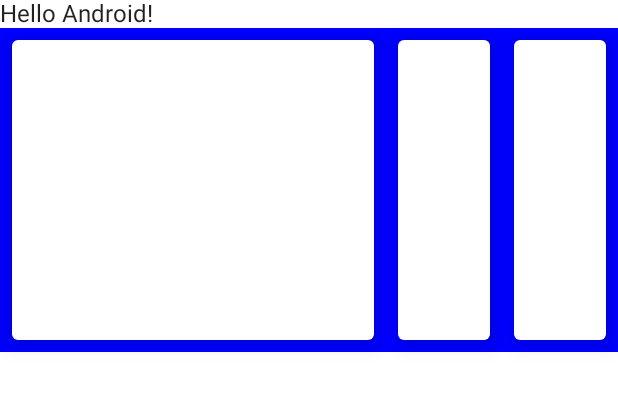
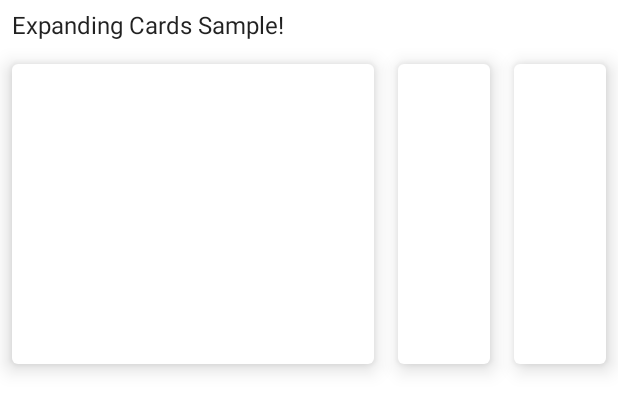
Before and after one commit to ch8n/Expanding-Cards-Compose, an Android app built with Jetpack Compose: the @Preview function DefaultPreview, on a phone screen of 412 x 824 dp. Shown: the top 412 px of the screen. Run offline under Robolectric (Android 15) with nearby library versions, the phone set to English and light mode, and no system bars; our stand-ins replace Picasso; libraries missing offline, so code that uses them is left out: androidx.ui.tooling; pictures from the network do not load; 1 statement that could not run was skipped.

Commit message:
:lipstick: fixed ui

```diff
--- a/app/src/main/java/sample/ch8n/expandingcards/MainActivity.kt
+++ b/app/src/main/java/sample/ch8n/expandingcards/MainActivity.kt
@@ -3,95 +3,49 @@
 import android.os.Bundle
 import androidx.appcompat.app.AppCompatActivity
 import androidx.compose.animation.ExperimentalAnimationApi
-import androidx.compose.foundation.background
-import androidx.compose.foundation.clickable
 import androidx.compose.foundation.layout.*
 import androidx.compose.material.MaterialTheme
 import androidx.compose.material.Surface
 import androidx.compose.material.Text
 import androidx.compose.runtime.*
 import androidx.compose.ui.Modifier
-import androidx.compose.ui.graphics.Color
 import androidx.compose.ui.platform.setContent
+import androidx.compose.ui.unit.dp
 import androidx.ui.tooling.preview.Preview
 import kotlinx.coroutines.ExperimentalCoroutinesApi
-import sample.ch8n.expandingcards.component.CardComponent
+import sample.ch8n.expandingcards.component.ExpandingCardComponent
 import sample.ch8n.expandingcards.ui.ExpandingCardsTheme
 
 class MainActivity : AppCompatActivity() {
-    @ExperimentalAnimationApi
+
     override fun onCreate(savedInstanceState: Bundle?) {
         super.onCreate(savedInstanceState)
         setContent {
-            ExpandingCardsTheme {
+            ExpandingCardsTheme(darkTheme = true) {
                 // A surface container using the 'background' color from the theme
                 Surface(color = MaterialTheme.colors.background) {
-                    Greeting("Android")
+                    SampleView()
                 }
             }
         }
     }
 }
 
-
-@ExperimentalAnimationApi
-@ExperimentalCoroutinesApi
 @Composable
-fun Greeting(name: String) {
+fun SampleView() {
     Column(modifier = Modifier.fillMaxSize()) {
-        Text(text = "Hello $name!")
-
-        var expandedPosition by remember { mutableStateOf(1) }
-
-
-        Row(
-            modifier = Modifier
-                .fillMaxWidth()
-                .background(Color.Blue)
-        ) {
-
-            Box(
-                modifier = Modifier
-                    .weight(if (expandedPosition == 1) 1f else 0.3f, fill = false)
-                    .clickable(onClick = {
-                        expandedPosition = 1
-                    })
-            ) {
-                CardComponent(expandedPosition == 1)
-            }
-
-            Box(
-                modifier = Modifier
-                    .weight(if (expandedPosition == 2) 1f else 0.3f, fill = false)
-                    .clickable(onClick = {
-                        expandedPosition = 2
-                    })
-            ) {
-                CardComponent(expandedPosition == 2)
-            }
-
-            Box(
-                modifier = Modifier
-                    .weight(if (expandedPosition == 3) 1f else 0.3f, fill = false)
-                    .clickable(onClick = {
-                        expandedPosition = 3
-                    })
-            ) {
-                CardComponent(expandedPosition == 3)
-            }
-        }
-
+        Text(
+            text = "Expanding Cards Sample!",
+            modifier = Modifier.padding(8.dp)
+        )
+        ExpandingCardComponent()
     }
-
 }
 
-@ExperimentalAnimationApi
 @Preview(showBackground = true, widthDp = 400, heightDp = 600)
 @Composable
 fun DefaultPreview() {
     ExpandingCardsTheme {
-        Greeting("Android")
-
-
+        SampleView()
     }
 }
--- a/app/src/main/java/sample/ch8n/expandingcards/component/card.kt
+++ b/app/src/main/java/sample/ch8n/expandingcards/component/CardComponent.kt
@@ -1,32 +1,25 @@
 package sample.ch8n.expandingcards.component
 
 
-import androidx.compose.animation.AnimatedVisibility
-import androidx.compose.animation.ExperimentalAnimationApi
 import androidx.compose.foundation.Image
-import androidx.compose.foundation.clickable
 import androidx.compose.foundation.layout.*
 import androidx.compose.material.Card
 import androidx.compose.material.Text
 import androidx.compose.runtime.Composable
-import androidx.compose.runtime.mutableStateOf
 import androidx.compose.runtime.remember
-import androidx.compose.runtime.getValue
-import androidx.compose.runtime.setValue
 import androidx.compose.ui.Alignment
 import androidx.compose.ui.Modifier
 import androidx.compose.ui.graphics.Color
-import androidx.compose.ui.graphics.asImageAsset
 import androidx.compose.ui.graphics.asImageBitmap
 import androidx.compose.ui.layout.ContentScale
 import androidx.compose.ui.unit.dp
-import androidx.ui.tooling.preview.Preview
 import sample.ch8n.expandingcards.R
+import sample.ch8n.expandingcards.ui.getRandomSample
+import sample.ch8n.expandingcards.ui.loadImage
 
-@ExperimentalAnimationApi
+
 @Composable
 fun CardComponent(isExpanded: Boolean) {
-
 
     Card(
         modifier = Modifier.padding(8.dp),
@@ -37,7 +30,7 @@
             modifier = Modifier.fillMaxWidth().height(200.dp)
         ) {
 
-            val (userName, imageUrl) = getRandomSample()
+            val (userName, imageUrl) = remember { getRandomSample() }
 
             loadImage(
                 url = imageUrl,
--- /dev/null
+++ b/app/src/main/java/sample/ch8n/expandingcards/component/ExpandingCardComponent.kt
@@ -0,0 +1,52 @@
+package sample.ch8n.expandingcards.component
+
+import androidx.compose.foundation.background
+import androidx.compose.foundation.clickable
+import androidx.compose.foundation.layout.Box
+import androidx.compose.foundation.layout.Row
+import androidx.compose.foundation.layout.fillMaxWidth
+import androidx.compose.runtime.*
+import androidx.compose.ui.Modifier
+import androidx.compose.ui.graphics.Color
+
+
+@Composable
+fun ExpandingCardComponent() {
+
+    var expandedPosition by remember { mutableStateOf(1) }
+
+    Row(
+        modifier = Modifier
+            .fillMaxWidth()
+    ) {
+        Box(
+            modifier = Modifier
+                .weight(if (expandedPosition == 1) 1f else 0.3f, fill = false)
+                .clickable(onClick = {
+                    expandedPosition = 1
+                })
+        ) {
+            CardComponent(expandedPosition == 1)
+        }
+
+        Box(
+            modifier = Modifier
+                .weight(if (expandedPosition == 2) 1f else 0.3f, fill = false)
+                .clickable(onClick = {
+                    expandedPosition = 2
+                })
+        ) {
+            CardComponent(expandedPosition == 2)
+        }
+
+        Box(
+            modifier = Modifier
+                .weight(if (expandedPosition == 3) 1f else 0.3f, fill = false)
+                .clickable(onClick = {
+                    expandedPosition = 3
+                })
+        ) {
+            CardComponent(expandedPosition == 3)
+        }
+    }
+}
--- a/app/src/main/java/sample/ch8n/expandingcards/component/ComposeUtils.kt
+++ b/app/src/main/java/sample/ch8n/expandingcards/ui/ComposeUtils.kt
@@ -1,4 +1,4 @@
-package sample.ch8n.expandingcards.component
+package sample.ch8n.expandingcards.ui
 
 import android.graphics.Bitmap
 import android.graphics.drawable.Drawable
```
